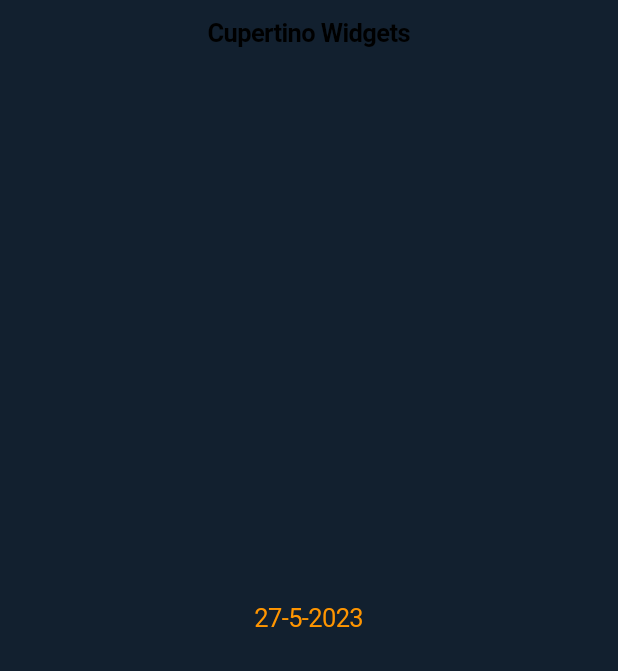
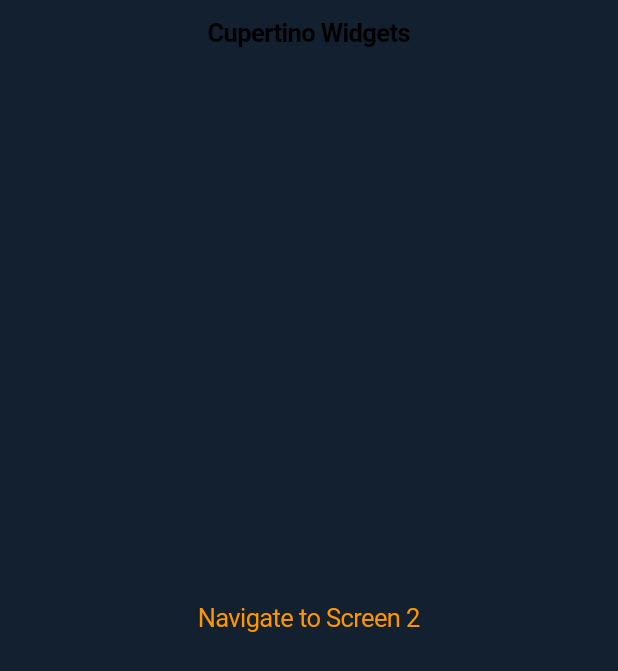
Before and after one commit to AmmarAgeeza/Flutter-Widgets, a Flutter app: the screen it shows after launch, on a phone screen of 412 x 824 dp. Shown: the top 671 px of the screen. Run offline on Flutter 3.47's test engine with Material 2 defaults, Android fonts, the phone set to English and light mode, and no system bars.

Commit message:
CupertinoPageRoute Widget

```diff
--- /dev/null
+++ b/lib/cupertino_widgets/widget_008_cupertino_page_route.dart
@@ -0,0 +1,32 @@
+import 'package:flutter/cupertino.dart';
+
+class CupertinoPageRouteWidget extends StatelessWidget {
+  const CupertinoPageRouteWidget({super.key});
+
+  @override
+  Widget build(BuildContext context) {
+    return Center(
+      child: CupertinoButton(
+          child: const Text('Navigate to Screen 2'),
+          onPressed: () {
+            Navigator.push(
+              context,
+              CupertinoPageRoute(builder: (_) => const PageTwo()),
+            );
+          }),
+    );
+  }
+}
+
+class PageTwo extends StatelessWidget {
+  const PageTwo({super.key});
+
+  @override
+  Widget build(BuildContext context) {
+    return const CupertinoPageScaffold(
+      child: Center(
+        child: Text(' Screen 2'),
+      ),
+    );
+  }
+}
--- a/lib/main.dart
+++ b/lib/main.dart
@@ -4,7 +4,7 @@ import 'package:flutter/cupertino.dart';
 import 'package:flutter/material.dart';
 import 'package:flutter_widgets/cupertino_widgets/widget_001_cupertino_action_sheet_action.dart';
 
-import 'cupertino_widgets/widget_007_cupertino_date_picker.dart';
+import 'cupertino_widgets/widget_008_cupertino_page_route.dart';
 
 
 void main() {
@@ -37,7 +37,7 @@ class MyApp extends StatelessWidget {
                   middle: Text('Cupertino Widgets'),
                 ),
                 child: Center(
-                  child: CupertinoDatePickerWidget(),
+                  child: CupertinoPageRouteWidget(),
                 )),
           );
   }
```
Also changed, not shown: 1 other file.
